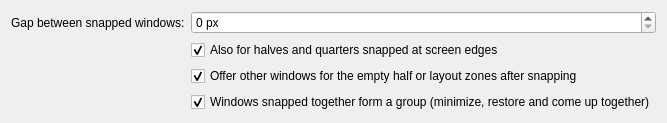
archledger/plasma-fusion, file packages/kwin/scripts/plasmafusion-snap/contents/ui/config.ui: the form before one commit.
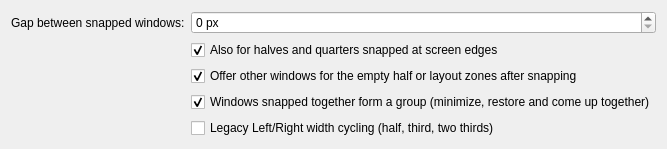
The form after the commit.

```diff
--- a/packages/kwin/scripts/plasmafusion-snap/contents/ui/config.ui
+++ b/packages/kwin/scripts/plasmafusion-snap/contents/ui/config.ui
@@ -56,7 +56,17 @@
      </property>
     </widget>
    </item>
-  </layout>
+    <item row="4" column="1">
+     <widget class="QCheckBox" name="kcfg_LegacyWidthCycle">
+      <property name="text">
+       <string>Legacy Left/Right width cycling (half, third, two thirds)</string>
+      </property>
+      <property name="checked">
+       <bool>false</bool>
+      </property>
+     </widget>
+    </item>
+   </layout>
  </widget>
  <resources/>
  <connections/>
```
